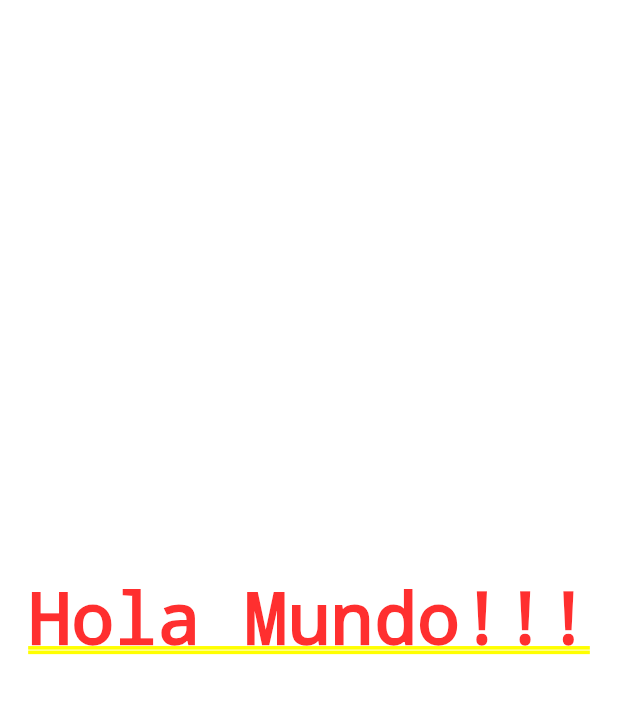
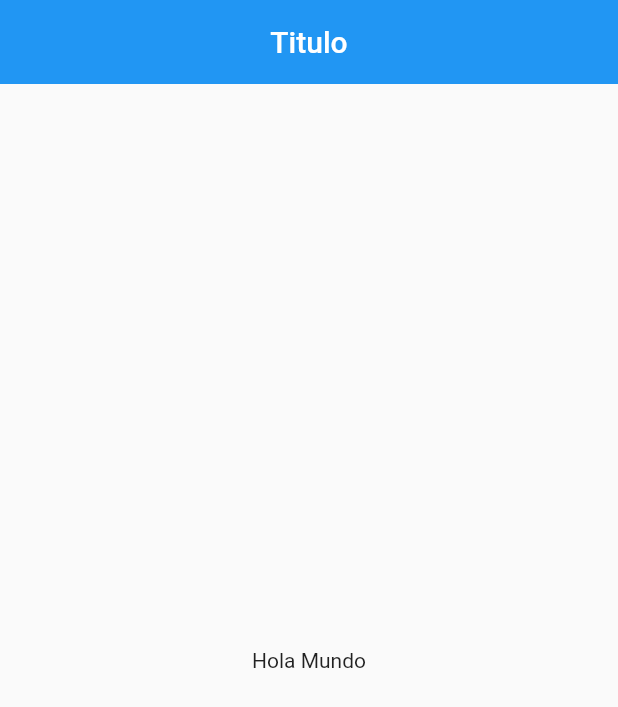
Before and after one commit to FoviUserNeto/devFlutter, a Flutter app: the screen it shows after launch, on a phone screen of 412 x 824 dp. Shown: the top 707 px of the screen. Run offline on Flutter 3.47's test engine with Material 2 defaults, Android fonts, the phone set to English and light mode, and no system bars.

Commit message:
47.- Widget Scaffold

```diff
--- a/contador/lib/src/app.dart
+++ b/contador/lib/src/app.dart
@@ -1,6 +1,7 @@
 // ignore_for_file: prefer_const_constructors, use_key_in_widget_constructors
 
 import 'package:flutter/material.dart';
+import 'package:contador/src/pages/home_page.dart';
 
 class MyApp extends StatelessWidget {
 
@@ -9,7 +10,7 @@ class MyApp extends StatelessWidget {
 
     return MaterialApp(
       home: Center(
-        child: Text('Hola Mundo!!!')
+        child: HomePage()
         ),
     );
 
--- /dev/null
+++ b/contador/lib/src/pages/home_page.dart
@@ -0,0 +1,22 @@
+
+
+// ignore_for_file: prefer_const_constructors
+
+import 'package:flutter/material.dart';
+
+class HomePage extends StatelessWidget {
+
+  @override
+  Widget build(BuildContext context) {
+    return Scaffold(
+      appBar: AppBar(
+        title: Text('Titulo'),
+        centerTitle: true,
+        elevation: 0.0,
+      ),
+      body: Center(
+        child: Text('Hola Mundo'),
+      ),
+    );
+  }
+}
```
